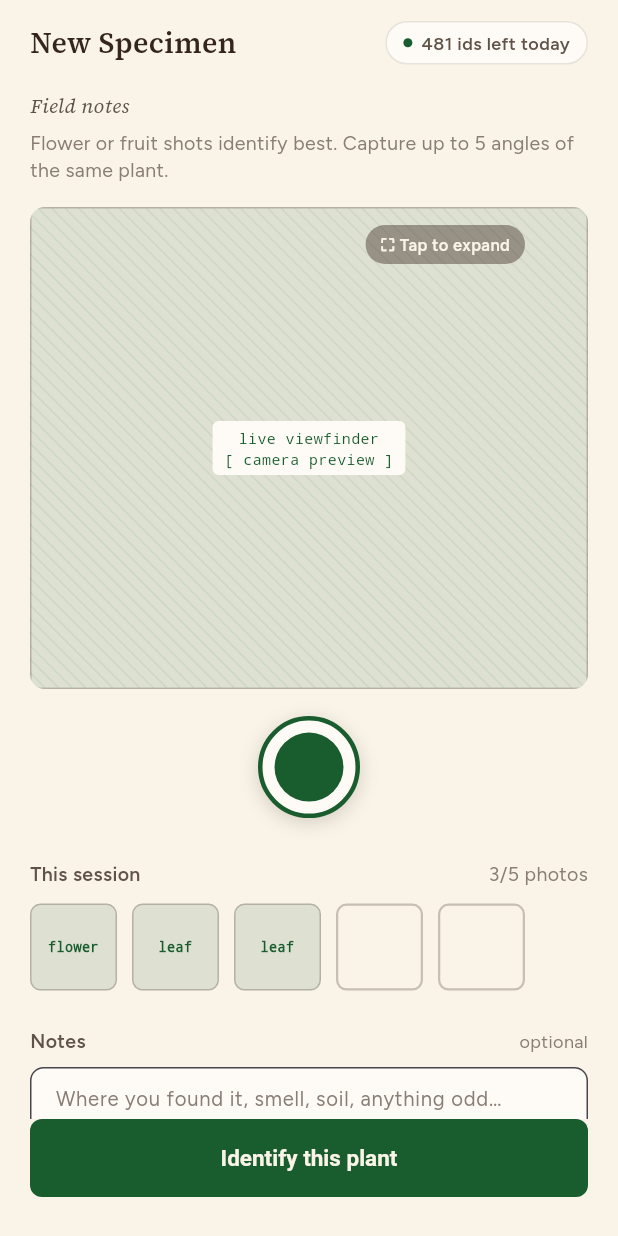
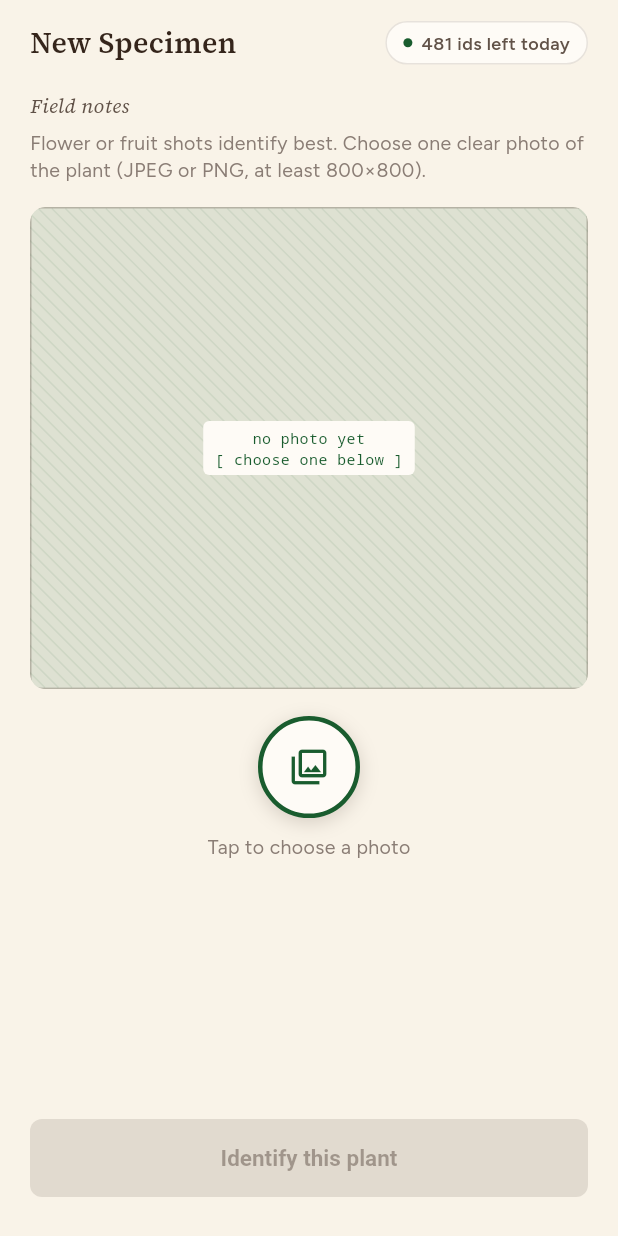
Before and after one commit to gasparrivollier/rivollier-iisaia, a Flutter app: the CaptureScreen screen opened by its route, on a phone screen of 412 x 824 dp. Run offline on Flutter 3.47's test engine with Material 3 defaults, Android fonts, the phone set to English and light mode, and no system bars; our stand-ins replace file_picker, go_router, google_fonts, shared_preferences; accounts and stored records are empty.

Commit message:
feat(client): identify one photo end to end with picker, validation and results from the API
Co-Authored-By: Claude Sonnet 5.5 <noreply@anthropic.com>
Claude-Session: https://claude.ai/code/session_01LgLvpmbnSCMKbhic6VY8Tw

```diff
--- /dev/null
+++ b/client/lib/data/api/identify_dto.dart
@@ -0,0 +1,45 @@
+import '../models/identification_result.dart';
+
+/// `IdentifyResponse` in backend/openapi.json (returned by POST /identify).
+class IdentifyOutcome {
+  const IdentifyOutcome({
+    required this.identificationId,
+    required this.results,
+    this.imageUrl,
+    this.predictedOrgan,
+    this.remainingRequests,
+  });
+
+  factory IdentifyOutcome.fromJson(Map<String, dynamic> json) {
+    final image = json['image'] as Map<String, dynamic>;
+    return IdentifyOutcome(
+      identificationId: json['identification_id'] as int,
+      imageUrl: image['url'] as String,
+      predictedOrgan: image['predicted_organ'] as String?,
+      remainingRequests: json['remaining_requests'] as int?,
+      results: [
+        for (final r in json['results'] as List<dynamic>) _result(r as Map<String, dynamic>),
+      ],
+    );
+  }
+
+  final int identificationId;
+  final List<IdentificationResult> results;
+
+  /// Presigned URL of the stored photo; null for the in-memory fake.
+  final String? imageUrl;
+  final String? predictedOrgan;
+  final int? remainingRequests;
+
+  /// `IdentifyResultOut`. The UI shows the name without the author and the first common name.
+  static IdentificationResult _result(Map<String, dynamic> r) {
+    final commonNames = (r['common_names'] as List<dynamic>).cast<String>();
+    return IdentificationResult(
+      rank: r['rank'] as int,
+      score: (r['score'] as num).toDouble(),
+      scientificName: r['scientific_name_without_author'] as String,
+      commonName: commonNames.isEmpty ? '' : commonNames.first,
+      family: (r['family'] as String?) ?? '',
+    );
+  }
+}
--- a/client/lib/data/models/identification_result.dart
+++ b/client/lib/data/models/identification_result.dart
@@ -7,7 +7,7 @@ class IdentificationResult {
     required this.commonName,
     required this.family,
     required this.score,
-    required this.sketchLabel,
+    this.sketchLabel = 'sketch:\nplant',
   });
 
   final int rank;
--- /dev/null
+++ b/client/lib/data/models/picked_photo.dart
@@ -0,0 +1,9 @@
+import 'dart:typed_data';
+
+/// A photo the user chose, already read into memory (web has no file paths).
+class PickedPhoto {
+  const PickedPhoto({required this.name, required this.bytes});
+
+  final String name;
+  final Uint8List bytes;
+}
--- /dev/null
+++ b/client/lib/data/photo_picker.dart
@@ -0,0 +1,51 @@
+import 'package:file_picker/file_picker.dart';
+
+import 'models/picked_photo.dart';
+import 'photo_validation.dart';
+
+/// The chosen file cannot be identified; [message] is safe to show the user.
+class PhotoRejected implements Exception {
+  PhotoRejected(this.message);
+
+  final String message;
+
+  @override
+  String toString() => 'PhotoRejected: $message';
+}
+
+/// Lets the user choose one photo. Returns null if they cancel; throws [PhotoRejected]
+/// if the file fails the same checks the backend applies.
+abstract class PhotoPicker {
+  Future<PickedPhoto?> pick();
+}
+
+class FilePickerPhotoPicker implements PhotoPicker {
+  @override
+  Future<PickedPhoto?> pick() async {
+    final file = await FilePicker.pickFile(
+      type: FileType.custom,
+      allowedExtensions: const ['jpg', 'jpeg', 'png'],
+    );
+    if (file == null) return null;
+    final bytes = await file.readAsBytes();
+    final problem = await photoProblem(bytes);
+    if (problem != null) throw PhotoRejected(problem);
+    return PickedPhoto(name: file.name, bytes: bytes);
+  }
+}
+
+/// Test double: returns [photo], throws [PhotoRejected] with [rejection], or cancels (null).
+class FakePhotoPicker implements PhotoPicker {
+  FakePhotoPicker({this.photo, this.rejection});
+
+  PickedPhoto? photo;
+  String? rejection;
+  int picks = 0;
+
+  @override
+  Future<PickedPhoto?> pick() async {
+    picks++;
+    if (rejection != null) throw PhotoRejected(rejection!);
+    return photo;
+  }
+}
--- a/client/lib/data/repositories/identify_repository.dart
+++ b/client/lib/data/repositories/identify_repository.dart
@@ -1,24 +1,53 @@
+// Named params can't be private, so prefer_initializing_formals can't apply here.
+// ignore_for_file: prefer_initializing_formals
+import '../api/api_client.dart';
+import '../api/identify_dto.dart';
 import '../models/identification_result.dart';
+import '../models/picked_photo.dart';
 
-/// Submits a capture session (photos + notes) and returns ranked candidates.
-/// Real implementation will call `POST /identify` per docs/architecture.md;
-/// this in-memory fake stands in until the backend exists (Phase B of the
-/// front-end build plan / Phase 2 of architecture.md's backend build order).
+/// Submits one photo to `POST /identify` and returns the ranked candidates.
 abstract class IdentifyRepository {
-  Future<List<IdentificationResult>> identify({
-    required int shotCount,
-    required String notes,
-  });
+  Future<IdentifyOutcome> identify({required PickedPhoto photo});
 }
 
+class HttpIdentifyRepository implements IdentifyRepository {
+  HttpIdentifyRepository(this._api, {required String? Function() readToken})
+      : _readToken = readToken;
+
+  final ApiClient _api;
+  final String? Function() _readToken;
+
+  /// Pl@ntNet can take a while; longer than ApiClient's 10 s default.
+  static const _timeout = Duration(seconds: 45);
+
+  @override
+  Future<IdentifyOutcome> identify({required PickedPhoto photo}) async {
+    final token = _readToken();
+    if (token == null) throw ApiException(401, 'Not authenticated');
+    final json = await _api.postMultipart(
+      '/identify',
+      field: 'image',
+      bytes: photo.bytes,
+      filename: photo.name,
+      token: token,
+      timeout: _timeout,
+    );
+    try {
+      return IdentifyOutcome.fromJson(json);
+    } on TypeError {
+      throw ApiException(200, 'Unexpected response from server');
+    }
+  }
+}
+
+/// In-memory double for widget tests (and the default when no backend is wired).
 class FakeIdentifyRepository implements IdentifyRepository {
   @override
-  Future<List<IdentificationResult>> identify({
-    required int shotCount,
-    required String notes,
-  }) async {
+  Future<IdentifyOutcome> identify({required PickedPhoto photo}) async {
     await Future.delayed(const Duration(milliseconds: 600));
-    return const [
+    return const IdentifyOutcome(
+      identificationId: 1,
+      results: [
           IdentificationResult(
             rank: 1,
             scientificName: 'Murraya paniculata',
@@ -51,6 +80,7 @@ class FakeIdentifyRepository implements IdentifyRepository {
             score: 0.02,
             sketchLabel: 'sketch:\nflower',
           ),
-    ];
+      ],
+    );
   }
 }
--- a/client/lib/features/garden/diary_screen.dart
+++ b/client/lib/features/garden/diary_screen.dart
@@ -61,12 +61,15 @@ class DiaryScreen extends StatelessWidget {
             Positioned(
               right: 22,
               bottom: 26,
-              child: FloatingActionButton(
+              child: Semantics(
+                identifier: 'capture-fab',
+                child: FloatingActionButton(
                 key: const Key('captureFab'),
                 onPressed: () => context.push('/capture'),
                 backgroundColor: AppColors.forest,
                 foregroundColor: AppColors.paper,
                 child: const Icon(Icons.add, size: 28),
+              ),
               ),
             ),
           ],
--- a/client/lib/features/identify/capture_screen.dart
+++ b/client/lib/features/identify/capture_screen.dart
@@ -4,14 +4,30 @@ import 'package:provider/provider.dart';
 
 import '../../core/theme.dart';
 import '../../core/widgets/widgets.dart';
+import '../../data/api/api_client.dart';
+import '../../data/models/picked_photo.dart';
+import '../../data/photo_picker.dart';
 import '../../data/repositories/identify_repository.dart';
 
-/// Port of design/yvoty-ui/01-Capture.dc.html.
-///
-/// The hero "viewfinder" is a static placeholder for now — real camera
-/// capture needs the `image_picker`/`camera` plugin, which is backend-
-/// integration work (architecture.md Phase 2/3) out of scope for this
-/// UI-only pass. Tapping the shutter here just increments a mock shot count.
+/// User-facing text for a failed identify call.
+String identifyErrorMessage(ApiException e) {
+  switch (e.statusCode) {
+    case 0:
+      return "Can't reach the server. Check your connection and try again.";
+    case 429:
+      return 'Daily identification limit reached. Please try again later.';
+    case 502:
+      return 'The identification service is unavailable. Try again in a moment.';
+    case 413:
+    case 422:
+      return e.fieldErrors['image'] ?? e.message;
+    default:
+      return 'Something went wrong (${e.statusCode}). Please try again.';
+  }
+}
+
+/// Port of design/yvoty-ui/01-Capture.dc.html, reduced to a single chosen photo (slice 0.3).
+/// Multi-photo sessions, organ tags and field notes return in later slices.
 class CaptureScreen extends StatefulWidget {
   const CaptureScreen({super.key});
 
@@ -20,33 +36,48 @@ class CaptureScreen extends StatefulWidget {
 }
 
 class _CaptureScreenState extends State<CaptureScreen> {
-  static const _organs = ['flower', 'leaf', 'leaf'];
-  int _shotCount = 3;
+  PickedPhoto? _photo;
+  String? _error;
   bool _identifying = false;
-  final _notesController = TextEditingController();
 
-  void _addShot() {
-    if (_shotCount >= 5) return;
-    setState(() => _shotCount++);
+  Future<void> _pick() async {
+    setState(() => _error = null);
+    try {
+      final photo = await context.read<PhotoPicker>().pick();
+      if (!mounted || photo == null) return;
+      setState(() => _photo = photo);
+    } on PhotoRejected catch (e) {
+      if (!mounted) return;
+      setState(() {
+        _photo = null;
+        _error = e.message;
+      });
+    }
   }
 
   Future<void> _identify() async {
-    setState(() => _identifying = true);
-    final repo = context.read<IdentifyRepository>();
-    final results = await repo.identify(shotCount: _shotCount, notes: _notesController.text);
+    final photo = _photo;
+    if (photo == null) return;
+    setState(() {
+      _identifying = true;
+      _error = null;
+    });
+    try {
+      final outcome = await context.read<IdentifyRepository>().identify(photo: photo);
       if (!mounted) return;
-    setState(() => _identifying = false);
-    context.push('/results', extra: results);
+      context.push('/results', extra: outcome);
+    } on ApiException catch (e) {
+      // A 401 also logs the user out (ApiClient.onUnauthorized); the router then leaves this screen.
+      if (!mounted) return;
+      setState(() => _error = identifyErrorMessage(e));
+    } finally {
+      if (mounted) setState(() => _identifying = false);
     }
-
-  @override
-  void dispose() {
-    _notesController.dispose();
-    super.dispose();
   }
 
   @override
   Widget build(BuildContext context) {
+    final photo = _photo;
     return Scaffold(
       body: SafeArea(
         child: Column(
@@ -80,16 +111,39 @@ class _CaptureScreenState extends State<CaptureScreen> {
                       ),
                       const SizedBox(height: 6),
                       const Text(
-                        'Flower or fruit shots identify best. Capture up to 5 angles of the same plant.',
+                        'Flower or fruit shots identify best. Choose one clear photo of the plant '
+                        '(JPEG or PNG, at least 800×800).',
                         style: TextStyle(fontSize: 13, color: AppColors.inkFaint, height: 1.4),
                       ),
                       const SizedBox(height: 16),
-                      _Viewfinder(),
+                      Semantics(
+                        identifier: 'photo-preview',
+                        container: true,
+                        label: photo == null ? 'No photo chosen' : photo.name,
+                        child: AspectRatio(
+                          aspectRatio: 397 / 343,
+                          child: ClipRRect(
+                            borderRadius: BorderRadius.circular(10),
+                            child: photo == null
+                                ? const SketchPlaceholder(
+                                    label: 'no photo yet\n[ choose one below ]', borderRadius: 10)
+                                : Image.memory(
+                                    photo.bytes,
+                                    fit: BoxFit.cover,
+                                    errorBuilder: (_, _, _) => const SizedBox.shrink(),
+                                  ),
+                          ),
+                        ),
+                      ),
                       const SizedBox(height: 18),
                       Center(
+                        child: Semantics(
+                          identifier: 'pick-photo',
+                          button: true,
+                          label: 'Choose photo',
                           child: GestureDetector(
-                          key: const Key('shutterButton'),
-                          onTap: _addShot,
+                            key: const Key('pickPhotoButton'),
+                            onTap: _identifying ? null : _pick,
                             child: Container(
                               width: 68,
                               height: 68,
@@ -105,94 +159,35 @@ class _CaptureScreenState extends State<CaptureScreen> {
                                   ),
                                 ],
                               ),
-                            child: Center(
-                              child: Container(
-                                width: 46,
-                                height: 46,
-                                decoration: const BoxDecoration(shape: BoxShape.circle, color: AppColors.forest),
+                              child: const Center(
+                                child: Icon(Icons.photo_library_outlined,
+                                    size: 28, color: AppColors.forest),
                               ),
                             ),
                           ),
                         ),
                       ),
-                      const SizedBox(height: 28),
-                      Row(
-                        mainAxisAlignment: MainAxisAlignment.spaceBetween,
-                        children: [
-                          const Text(
-                            'This session',
-                            style: TextStyle(fontSize: 13, fontWeight: FontWeight.w600, color: AppColors.inkSoft),
-                          ),
-                          Text(
-                            '$_shotCount/5 photos',
+                      const SizedBox(height: 10),
+                      Center(
+                        child: Text(
+                          photo == null ? 'Tap to choose a photo' : photo.name,
                           style: const TextStyle(fontSize: 13, color: AppColors.inkFaint),
                         ),
-                        ],
                       ),
-                      const SizedBox(height: 10),
-                      Row(
-                        children: List.generate(5, (i) {
-                          final filled = i < _shotCount;
-                          return Padding(
-                            padding: const EdgeInsets.only(right: AppSpacing.md),
-                            child: Container(
-                              width: 58,
-                              height: 58,
-                              alignment: Alignment.center,
-                              decoration: BoxDecoration(
-                                color: filled ? AppColors.forestSoft : null,
-                                border: Border.all(
-                                  color: AppColors.lineStrong,
-                                  width: filled ? 1 : 1.5,
-                                  style: filled ? BorderStyle.solid : BorderStyle.solid,
-                                ),
-                                borderRadius: BorderRadius.circular(7),
-                              ),
-                              child: filled
-                                  ? Text(
-                                      _organs[i % _organs.length],
-                                      style: const TextStyle(
-                                        fontFamily: 'monospace',
-                                        fontSize: 9,
-                                        color: AppColors.forest,
-                                        fontWeight: FontWeight.w600,
-                                      ),
-                                      textAlign: TextAlign.center,
-                                    )
-                                  : null,
-                            ),
-                          );
-                        }),
-                      ),
-                      const SizedBox(height: 24),
-                      Row(
-                        mainAxisAlignment: MainAxisAlignment.spaceBetween,
-                        children: const [
-                          Text('Notes', style: TextStyle(fontSize: 13, fontWeight: FontWeight.w600, color: AppColors.inkSoft)),
-                          Text('optional', style: TextStyle(fontSize: 12, color: AppColors.inkFaint)),
-                        ],
-                      ),
-                      const SizedBox(height: 8),
-                      TextField(
-                        controller: _notesController,
-                        maxLines: 3,
-                        style: const TextStyle(fontSize: 13.5, color: AppColors.ink),
-                        decoration: InputDecoration(
-                          hintText: 'Where you found it, smell, soil, anything odd…',
-                          hintStyle: const TextStyle(color: AppColors.inkFaint),
-                          filled: true,
-                          fillColor: AppColors.paperRaised,
-                          contentPadding: const EdgeInsets.symmetric(horizontal: 13, vertical: 11),
-                          border: OutlineInputBorder(
-                            borderRadius: BorderRadius.circular(9),
-                            borderSide: BorderSide(color: AppColors.lineStrong),
-                          ),
-                          focusedBorder: OutlineInputBorder(
-                            borderRadius: BorderRadius.circular(9),
-                            borderSide: const BorderSide(color: AppColors.forest),
+                      if (_error != null) ...[
+                        const SizedBox(height: 18),
+                        Semantics(
+                          identifier: 'identify-error',
+                          liveRegion: true,
+                          container: true,
+                          label: _error,
+                          child: Text(
+                            _error!,
+                            key: const Key('identifyError'),
+                            style: const TextStyle(color: AppColors.terracotta, fontSize: 13.5),
                           ),
                         ),
-                      ),
+                      ],
                       const SizedBox(height: 20),
                     ],
                   ),
@@ -203,9 +198,11 @@ class _CaptureScreenState extends State<CaptureScreen> {
               padding: const EdgeInsets.fromLTRB(AppSpacing.xxl, 0, AppSpacing.xxl, 26),
               child: SizedBox(
                 width: double.infinity,
+                child: Semantics(
+                  identifier: 'identify-submit',
                   child: ElevatedButton(
                     key: const Key('identifyButton'),
-                  onPressed: _identifying ? null : _identify,
+                    onPressed: (_photo == null || _identifying) ? null : _identify,
                     child: _identifying
                         ? const SizedBox(
                             width: 20,
@@ -216,38 +213,10 @@ class _CaptureScreenState extends State<CaptureScreen> {
                   ),
                 ),
               ),
+            ),
           ],
         ),
       ),
     );
   }
 }
-
-class _Viewfinder extends StatelessWidget {
-  @override
-  Widget build(BuildContext context) {
-    return AspectRatio(
-      aspectRatio: 397 / 343,
-      child: Stack(
-        children: [
-          Positioned.fill(child: SketchPlaceholder(label: 'live viewfinder\n[ camera preview ]', borderRadius: 10)),
-          Positioned(
-            top: 12,
-            right: 42,
-            child: Container(
-              padding: const EdgeInsets.symmetric(horizontal: 10, vertical: 5),
-              decoration: BoxDecoration(
-                color: AppColors.ink.withValues(alpha: 0.42),
-                borderRadius: BorderRadius.circular(100),
-              ),
-              child: const Text(
-                '⛶ Tap to expand',
-                style: TextStyle(fontSize: 11, fontWeight: FontWeight.w600, color: AppColors.paper),
-              ),
-            ),
-          ),
-        ],
-      ),
-    );
-  }
-}
--- a/client/lib/main.dart
+++ b/client/lib/main.dart
@@ -7,6 +7,7 @@ import 'package:shared_preferences/shared_preferences.dart';
 import 'core/routing.dart';
 import 'core/theme.dart';
 import 'data/api/api_client.dart';
+import 'data/photo_picker.dart';
 import 'data/repositories/auth_repository.dart';
 import 'data/repositories/identify_repository.dart';
 import 'data/repositories/plants_repository.dart';
@@ -41,10 +42,11 @@ Future<void> main() async {
 }
 
 class YvotyApp extends StatefulWidget {
-  const YvotyApp({super.key, required this.auth, this.api});
+  const YvotyApp({super.key, required this.auth, this.api, this.photoPicker});
 
   final AuthController auth;
   final ApiClient? api;
+  final PhotoPicker? photoPicker;
 
   @override
   State<YvotyApp> createState() => _YvotyAppState();
@@ -64,7 +66,12 @@ class _YvotyAppState extends State<YvotyApp> {
     return MultiProvider(
       providers: [
         ChangeNotifierProvider<AuthController>.value(value: widget.auth),
-        Provider<IdentifyRepository>(create: (_) => FakeIdentifyRepository()),
+        Provider<IdentifyRepository>(
+          create: (_) => widget.api == null
+              ? FakeIdentifyRepository()
+              : HttpIdentifyRepository(widget.api!, readToken: () => widget.auth.token),
+        ),
+        Provider<PhotoPicker>(create: (_) => widget.photoPicker ?? FilePickerPhotoPicker()),
         Provider<PlantsRepository>(create: (_) => FakePlantsRepository()),
         Provider<RegionRepository>(create: (_) => FakeRegionRepository()),
       ],
--- a/client/pubspec.yaml
+++ b/client/pubspec.yaml
@@ -39,6 +39,7 @@ dependencies:
   provider: ^6.1.5+1
   http: ^1.6.0
   shared_preferences: ^2.5.6
+  file_picker: ^13.1.0
 
 dev_dependencies:
   flutter_test:
@@ -50,6 +51,7 @@ dev_dependencies:
   # package. See that file for information about deactivating specific lint
   # rules and activating additional ones.
   flutter_lints: ^6.0.0
+  image: ^4.12.0
 
 # For information on the generic Dart part of this file, see the
 # following page: https://dart.dev/tools/pub/pubspec
```
Also changed, not shown: client/lib/core/routing.dart (+2 -5 lines), client/lib/data/photo_validation.dart (added, +42 -0 lines), client/lib/features/identify/results_screen.dart (+54 -13 lines), client/pubspec.lock, 6 other files. Lines whose indentation alone changed are shown as unchanged.
